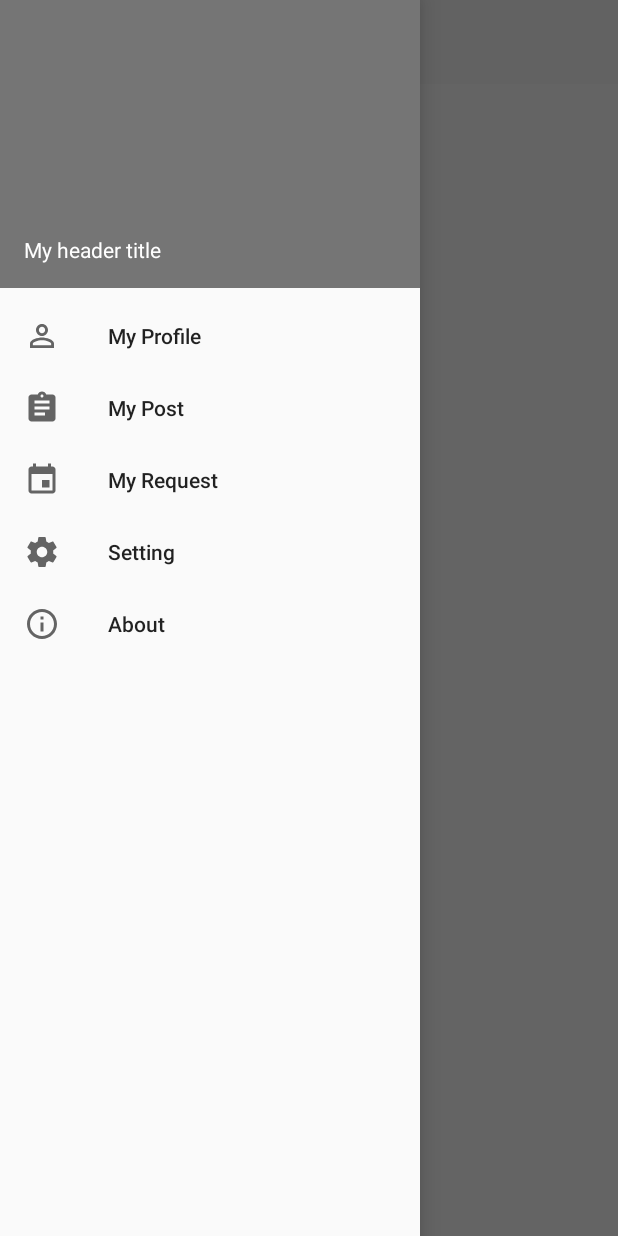
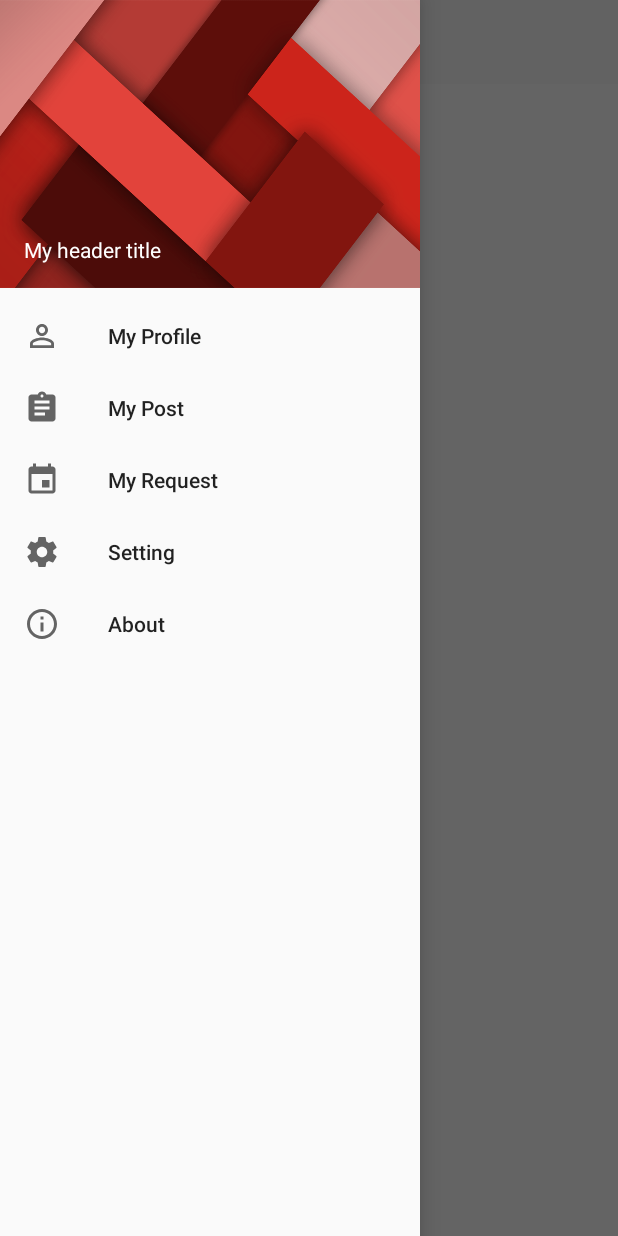
Before and after one commit to hoangloc0402/Hope, an Android app: the screen it shows after launch (MainActivity), with the side drawer open, on a phone screen of 412 x 824 dp. Run offline under Robolectric (Android 15) with nearby library versions, the phone set to English and light mode, and no system bars.

Commit message:
Add nav_header

```diff
--- a/app/src/main/res/layout/nav_header.xml
+++ b/app/src/main/res/layout/nav_header.xml
@@ -2,16 +2,16 @@
 <LinearLayout xmlns:android="http://schemas.android.com/apk/res/android"
     android:layout_width="match_parent"
     android:layout_height="192dp"
-    android:background="?attr/colorPrimaryDark"
+    android:background="@drawable/header"
+    android:gravity="bottom"
+    android:orientation="vertical"
     android:padding="16dp"
-    android:theme="@style/ThemeOverlay.AppCompat.Dark"
-    android:orientation="vertical"
-    android:gravity="bottom">
+    android:theme="@style/ThemeOverlay.AppCompat.Dark">
 
     <TextView
         android:layout_width="match_parent"
         android:layout_height="wrap_content"
         android:text="My header title"
-        android:textAppearance="@style/TextAppearance.AppCompat.Body1"/>
+        android:textAppearance="@style/TextAppearance.AppCompat.Body1" />
 
 </LinearLayout>
```
Also changed, not shown: app/src/main/res/drawable/header.png (added).
